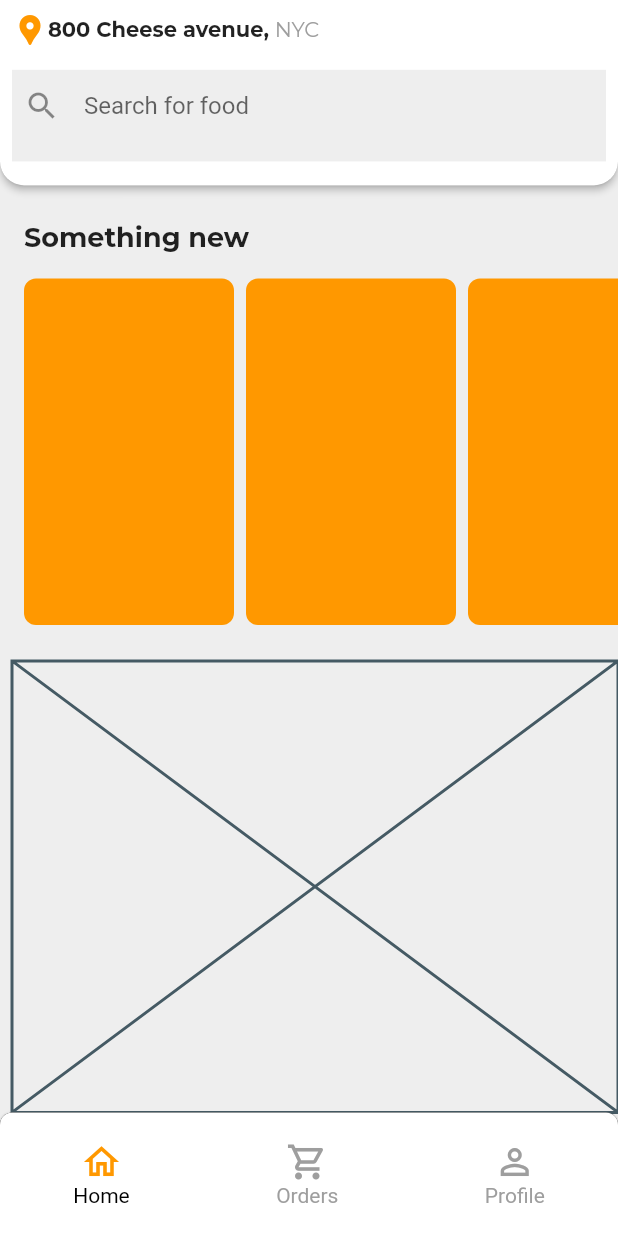
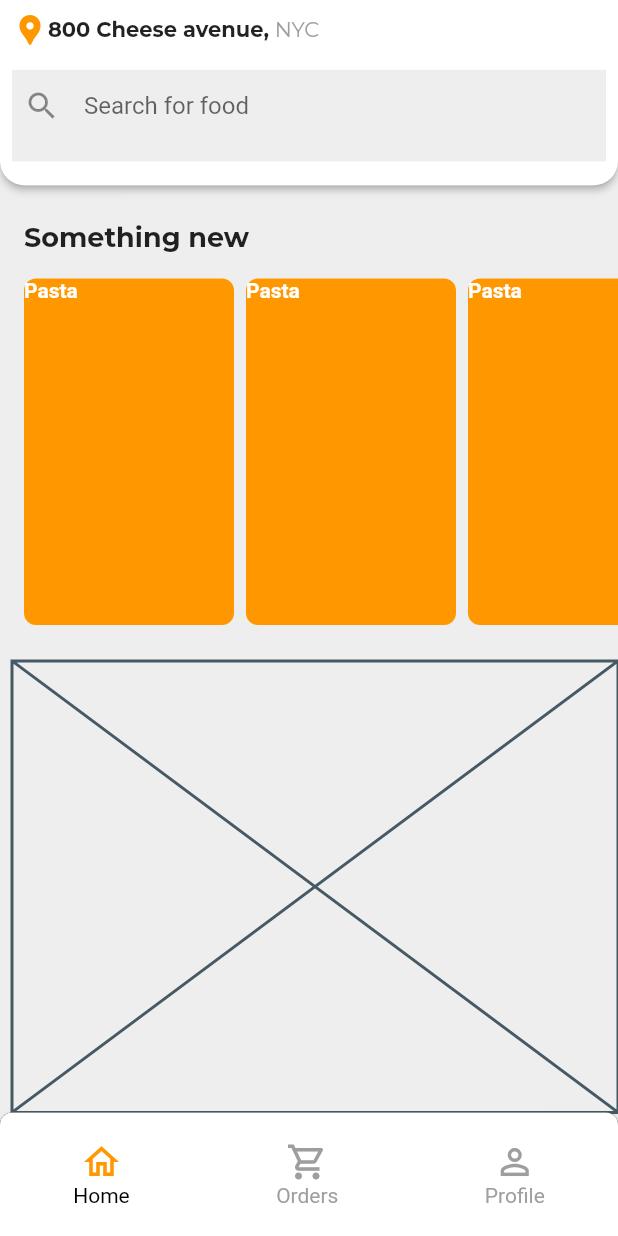
Before and after one commit to JAICHANGPARK/flutter_notebook_11th_story, a Flutter app: the screen it shows after launch, on a phone screen of 412 x 824 dp. Run offline on Flutter 3.47's test engine with Material 2 defaults, Android fonts, the phone set to English and light mode, and no system bars; our stand-ins replace backdrop, badges, flutter_inner_drawer, flutter_slidable, flutter_swiper, google_fonts.

Commit message:
Update food_home_page.dart

```diff
--- a/lib/ep744_food_app/ui/food_home_page.dart
+++ b/lib/ep744_food_app/ui/food_home_page.dart
@@ -120,7 +120,10 @@ class _FoodHomePageState extends State<FoodHomePage> {
                                   ),
                                   child: Stack(
                                     children: [
-                                      Positioned(child: Text(""))
+                                      Positioned(child: Text("Pasta",style: TextStyle(
+                                        fontWeight: FontWeight.bold,
+                                        color: Colors.white
+                                      ),))
                                     ],
                                   ),
                                 ),
```
